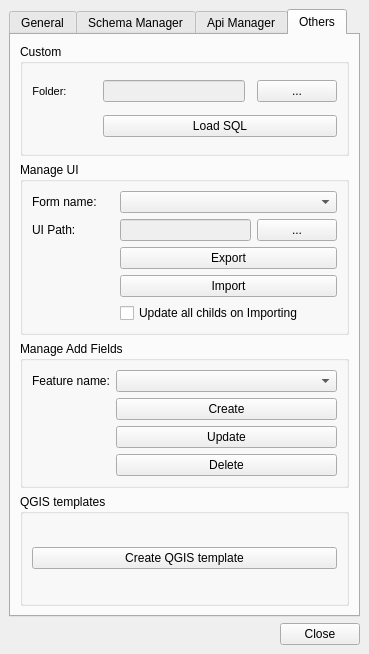
Giswater/giswater_qgis_plugin, file ui/readsql.ui: the form before one commit.
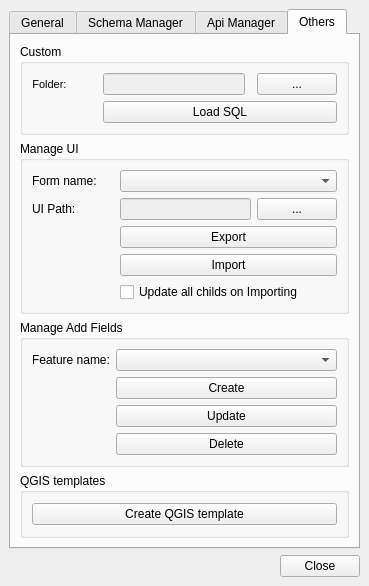
The form after the commit. The open tabs and pages were chosen to show the change. Icons and pictures are not drawn.

Diff of the .ui file:
```diff
--- a/ui/readsql.ui
+++ b/ui/readsql.ui
@@ -7,7 +7,7 @@
     <x>0</x>
     <y>0</y>
     <width>369</width>
-    <height>654</height>
+    <height>564</height>
    </rect>
   </property>
   <property name="windowTitle">
@@ -18,62 +18,6 @@
   </property>
   <widget class="QWidget" name="centralwidget">
    <layout class="QGridLayout" name="gridLayout_4">
-    <item row="4" column="4">
-     <widget class="QLabel" name="lbl_schema_name">
-      <property name="text">
-       <string/>
-      </property>
-     </widget>
-    </item>
-    <item row="4" column="12">
-     <spacer name="horizontalSpacer_2">
-      <property name="orientation">
-       <enum>Qt::Horizontal</enum>
-      </property>
-      <property name="sizeHint" stdset="0">
-       <size>
-        <width>40</width>
-        <height>20</height>
-       </size>
-      </property>
-     </spacer>
-    </item>
-    <item row="4" column="2">
-     <widget class="QLabel" name="lbl_status">
-      <property name="enabled">
-       <bool>true</bool>
-      </property>
-      <property name="text">
-       <string/>
-      </property>
-      <property name="pixmap">
-       <pixmap>../../../../Desktop/Edgar/READ SQL/images/status_ok.png</pixmap>
-      </property>
-      <property name="scaledContents">
-       <bool>false</bool>
-      </property>
-     </widget>
-    </item>
-    <item row="4" column="3">
-     <widget class="QLabel" name="lbl_status_text">
-      <property name="text">
-       <string/>
-      </property>
-     </widget>
-    </item>
-    <item row="4" column="13">
-     <widget class="QPushButton" name="btn_close">
-      <property name="sizePolicy">
-       <sizepolicy hsizetype="Fixed" vsizetype="Fixed">
-        <horstretch>0</horstretch>
-        <verstretch>0</verstretch>
-       </sizepolicy>
-      </property>
-      <property name="text">
-       <string>Close</string>
-      </property>
-     </widget>
-    </item>
     <item row="3" column="0" colspan="14">
      <widget class="QTabWidget" name="tab_main">
       <property name="enabled">
@@ -830,6 +774,75 @@
       </widget>
      </widget>
     </item>
+    <item row="5" column="4">
+     <widget class="QLabel" name="lbl_schema_name">
+      <property name="text">
+       <string/>
+      </property>
+     </widget>
+    </item>
+    <item row="5" column="2">
+     <widget class="QLabel" name="lbl_status">
+      <property name="enabled">
+       <bool>true</bool>
+      </property>
+      <property name="text">
+       <string/>
+      </property>
+      <property name="pixmap">
+       <pixmap>../../../../Desktop/Edgar/READ SQL/images/status_ok.png</pixmap>
+      </property>
+      <property name="scaledContents">
+       <bool>false</bool>
+      </property>
+     </widget>
+    </item>
+    <item row="5" column="3">
+     <widget class="QLabel" name="lbl_status_text">
+      <property name="text">
+       <string/>
+      </property>
+     </widget>
+    </item>
+    <item row="5" column="12">
+     <spacer name="horizontalSpacer_2">
+      <property name="orientation">
+       <enum>Qt::Horizontal</enum>
+      </property>
+      <property name="sizeHint" stdset="0">
+       <size>
+        <width>40</width>
+        <height>20</height>
+       </size>
+      </property>
+     </spacer>
+    </item>
+    <item row="5" column="13">
+     <widget class="QPushButton" name="btn_close">
+      <property name="sizePolicy">
+       <sizepolicy hsizetype="Fixed" vsizetype="Fixed">
+        <horstretch>0</horstretch>
+        <verstretch>0</verstretch>
+       </sizepolicy>
+      </property>
+      <property name="text">
+       <string>Close</string>
+      </property>
+     </widget>
+    </item>
+    <item row="4" column="12">
+     <spacer name="verticalSpacer_3">
+      <property name="orientation">
+       <enum>Qt::Vertical</enum>
+      </property>
+      <property name="sizeHint" stdset="0">
+       <size>
+        <width>20</width>
+        <height>40</height>
+       </size>
+      </property>
+     </spacer>
+    </item>
    </layout>
    <zorder>tab_main</zorder>
    <zorder>btn_close</zorder>
```
Left out of the diff: 79 changed lines with no effect on the pictures.
